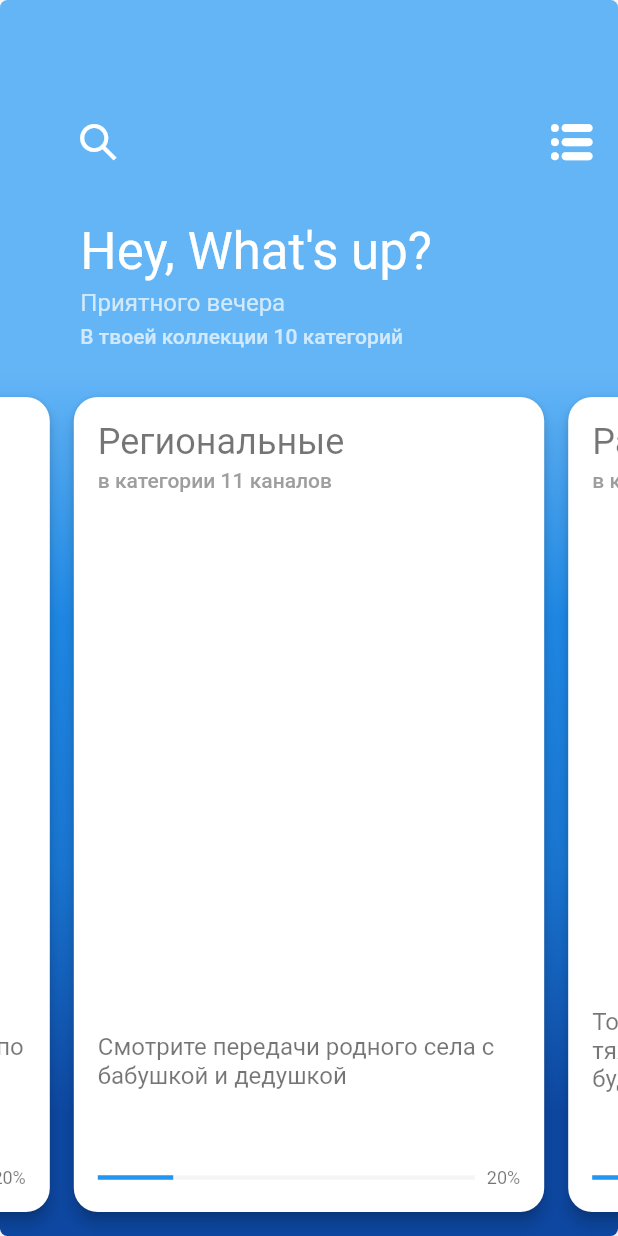
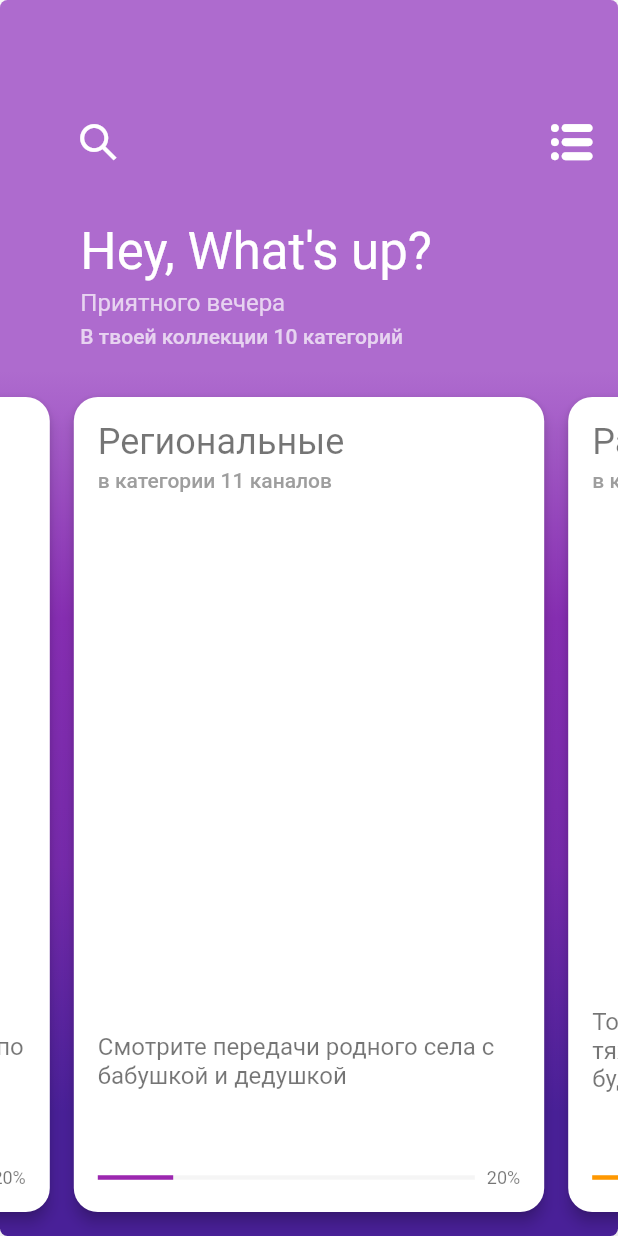
Before and after one commit to zikwall/bormental, a Flutter app: the screen it shows after launch, swiped to page 2, on a phone screen of 412 x 824 dp. Run offline on Flutter 3.47's test engine with Material 2 defaults, Android fonts, the light colour scheme and no system bars; our stand-ins replace animated_text_kit, flutter_staggered_animations, video_player.

Commit message:
wip: add gradient background

```diff
--- a/lib/screens/home/screen.dart
+++ b/lib/screens/home/screen.dart
@@ -20,75 +20,82 @@ final categories = <CardContent>[
     20,
     'Самые просматриваемые каналы по версии пользователей',
     (Random()).nextInt(100),
+    Colors.blueAccent,
+    getGradient(Colors.blueAccent),
   ),
   CardContent(
     'Региональные',
     11,
     'Смотрите передачи родного села с бабушкой и дедушкой',
     (Random()).nextInt(100),
+    Colors.purple,
+    getGradient(Colors.purple),
   ),
   CardContent(
     'Развлекательные',
     45,
     'То, что надо для отдыха после тяжелого рабочего дня, скучно не будет',
     (Random()).nextInt(100),
+    Colors.orange,
+    getGradient(Colors.orange),
   ),
   CardContent(
     'Спортивные',
     7,
     'Быстрее. Выше. Сильнее. Добро пожаловать в мир спорта',
     (Random()).nextInt(100),
+    Colors.tealAccent,
+    getGradient(Colors.tealAccent),
   ),
   CardContent(
     'Детские',
     105,
     'Надоели спиногрызы? Включите им канал из данной категории - мы позаботимся о них',
     (Random()).nextInt(100),
+    Colors.yellow,
+    getGradient(Colors.yellow),
   ),
   CardContent(
     'Музыкальные',
     25,
     'Моргенчлен, Баста и еще мало знкомые люди ждут Вас',
     (Random()).nextInt(100),
+    Colors.green,
+    getGradient(Colors.green),
   ),
   CardContent(
     'Новостные',
     12,
     'Будьте вкурсе, кого на этот раз посадили',
     (Random()).nextInt(100),
+    Colors.red,
+    getGradient(Colors.red),
   ),
   CardContent(
     'Позновательные',
     9,
     'Зашли сюда деградировать? Тогда мотайте дальше',
     (Random()).nextInt(100),
+    Colors.pinkAccent,
+    getGradient(Colors.pinkAccent),
   ),
   CardContent(
     'Фильмы',
     37,
     'Фильмы, сериалы, аниме, хентай, шутка, сериалов тут нет',
     (Random()).nextInt(100),
+    Colors.blueGrey,
+    getGradient(Colors.blueGrey),
   ),
   CardContent(
     'Избранные',
     777,
     'Все твои любимые категории в одной, как прекрасно',
     (Random()).nextInt(100),
+    Colors.lime,
+    getGradient(Colors.lime),
   ),
 ];
-
-List<Color> getColorList(Color color) {
-  if (color is MaterialColor) {
-    return [
-      color.shade300,
-      color.shade600,
-      color.shade700,
-      color.shade900,
-    ];
-  } else {
-    return List<Color>.filled(4, color);
-  }
-}
 
 class HomeScreen extends StatefulWidget {
   const HomeScreen({Key? key}) : super(key: key);
@@ -101,7 +108,9 @@ class _HomeScreenState extends State<HomeScreen> with SingleTickerProviderStateM
   late AnimationController _animation;
   final GlobalKey _backdropKey = GlobalKey(debugLabel: 'Backdrop');
   late PageController _pageController;
+
   int _currentPageIndex = 0;
+  Gradient backgroundGradient = categories[0].cardGradient;
 
   @override
   void initState() {
@@ -109,8 +118,31 @@ class _HomeScreenState extends State<HomeScreen> with SingleTickerProviderStateM
     _animation = AnimationController(
       vsync: this, duration: const Duration(milliseconds: 500),
     );
+
     _pageController = PageController(initialPage: 0, viewportFraction: 0.8);
+    _pageController.addListener(() {
+      ScrollPosition position = _pageController.position;
+      int page = position.pixels
+          ~/ (position.maxScrollExtent
+              / (categories.length.toDouble() - 1));
 
+      double pageDo = (position.pixels
+          / (position.maxScrollExtent
+              / (categories.length.toDouble() - 1)));
+
+      double percent = pageDo - page;
+
+      if (categories.length - 1 < page + 1) {
+        return;
+      }
+
+      setState(() {
+        var gradient1 = categories[page].cardGradient;
+        var gradient2 = categories[page + 1].cardGradient;
+        // ignore: invalid_use_of_protected_member
+        backgroundGradient = gradient1.lerpTo(gradient2, percent)!;
+      });
+    });
     _animation.forward();
   }
 
@@ -144,12 +176,7 @@ class _HomeScreenState extends State<HomeScreen> with SingleTickerProviderStateM
                       spreadRadius: 2
                   )
                 ],
-                gradient: LinearGradient(
-                  begin: Alignment.topCenter,
-                  end: Alignment.bottomCenter,
-                  stops: const [0.3, 0.5, 0.7, 0.9],
-                  colors: getColorList(Colors.blue),
-                )
+                gradient: backgroundGradient
             ),
             child: OrientationBuilder(
               builder: (context, orientation) {
```
Also changed, not shown: lib/screens/home/cards.dart (+30 -4 lines).
